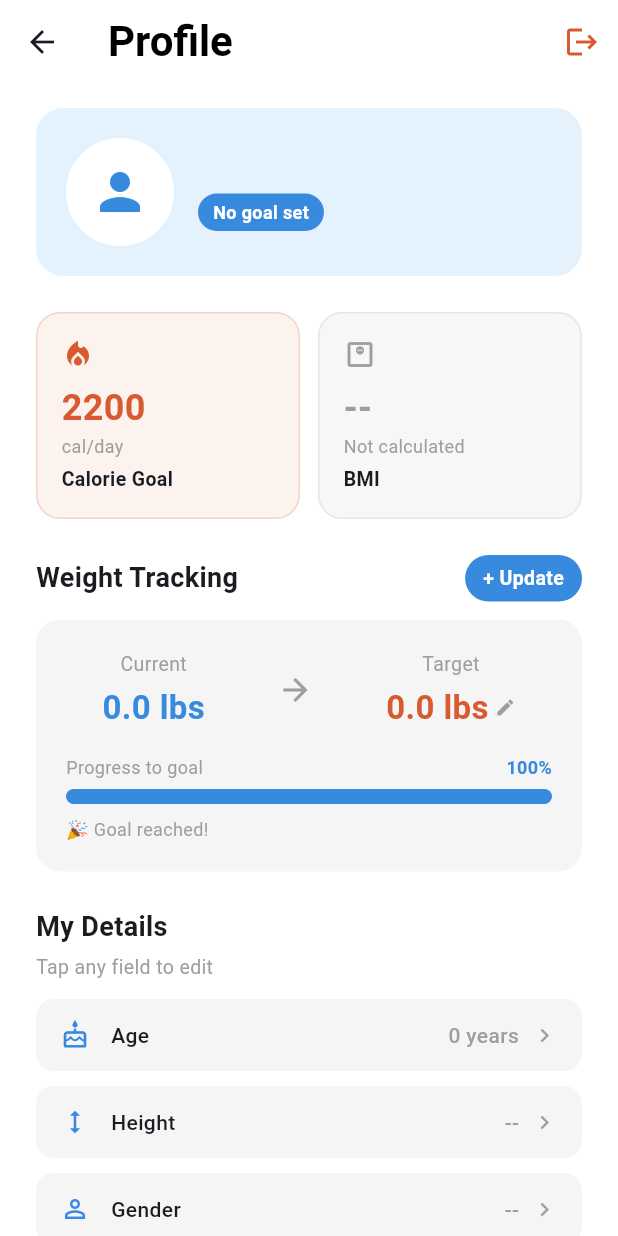
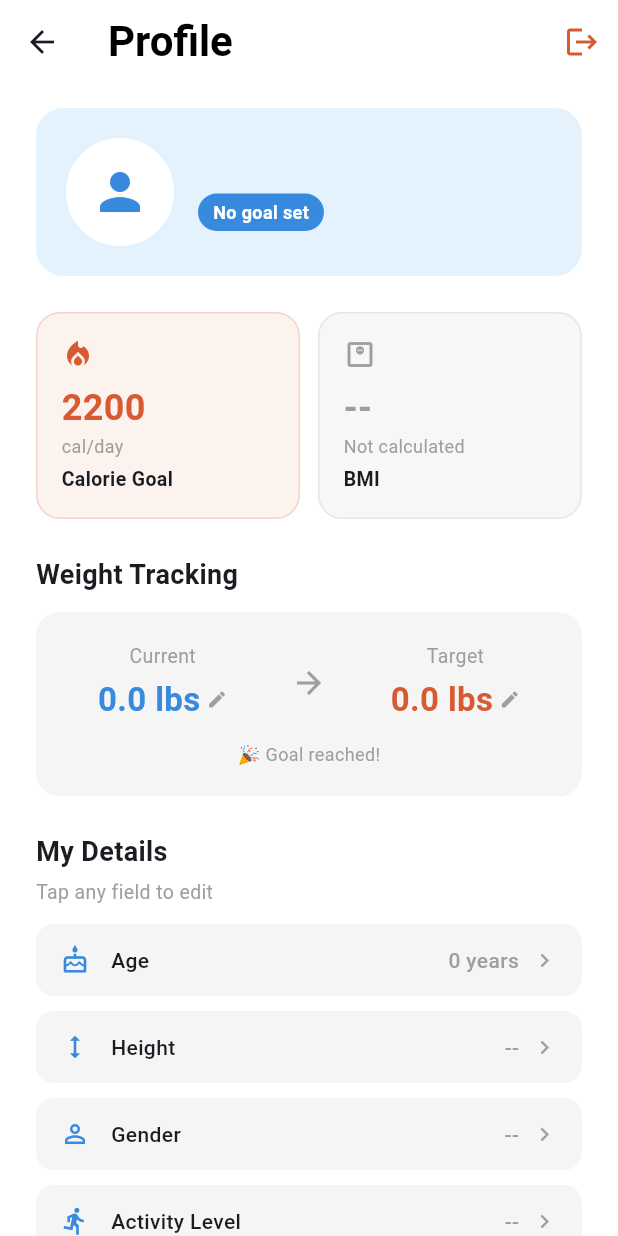
Before and after one commit to cChe1z/CMPE_137_Fitness_Health_Tracking_App, a Flutter app: the ProfileScreen screen opened directly, on a phone screen of 412 x 824 dp. Run offline on Flutter 3.47's test engine with Material 3 defaults, Android fonts, the phone set to English and light mode, and no system bars; our stand-ins replace cloud_firestore, firebase_auth, firebase_core; accounts and stored records are empty.

Commit message:
Simplify weight tracking UI and interactions
Refactored weight tracking section for better user interaction and layout.

```diff
--- a/lib/profile_screen.dart
+++ b/lib/profile_screen.dart
@@ -909,43 +909,10 @@ class _ProfileScreenState extends State<ProfileScreen> {
                                       const SizedBox(height: 24),
 
                                       // weight tracking header
-                                      Row(
-                                        mainAxisAlignment:
-                                        MainAxisAlignment
-                                            .spaceBetween,
-                                        children: [
                                       const Text('Weight Tracking',
                                           style: TextStyle(
                                               fontSize: 18,
-                                                  fontWeight:
-                                                  FontWeight.bold)),
-                                          GestureDetector(
-                                            onTap:
-                                            _showUpdateWeightDialog,
-                                            child: Container(
-                                              padding: const EdgeInsets
-                                                  .symmetric(
-                                                  horizontal: 12,
-                                                  vertical: 6),
-                                              decoration: BoxDecoration(
-                                                color: const Color(
-                                                    0xFF378ADD),
-                                                borderRadius:
-                                                BorderRadius.circular(
-                                                    20),
-                                              ),
-                                              child: const Text(
-                                                  '+ Update',
-                                                  style: TextStyle(
-                                                      color: Colors.white,
-                                                      fontSize: 13,
-                                                      fontWeight:
-                                                      FontWeight
-                                                          .w600)),
-                                            ),
-                                          ),
-                                        ],
-                                      ),
+                                              fontWeight: FontWeight.bold)),
 
                                       const SizedBox(height: 12),
 
@@ -967,132 +934,76 @@ class _ProfileScreenState extends State<ProfileScreen> {
                                               MainAxisAlignment
                                                   .spaceAround,
                                               children: [
-                                                Column(
+                                                // current weight — tap pencil to edit
+                                                GestureDetector(
+                                                  onTap: _showUpdateWeightDialog,
+                                                  child: Column(
                                                     children: [
                                                       const Text('Current',
                                                           style: TextStyle(
-                                                            color: Colors
-                                                                .grey,
-                                                            fontSize:
-                                                            13)),
-                                                    const SizedBox(
-                                                        height: 4),
+                                                              color: Colors.grey,
+                                                              fontSize: 13)),
+                                                      const SizedBox(height: 4),
+                                                      Row(
+                                                        children: [
                                                           Text(
                                                             '${currentWeight.toStringAsFixed(1)} lbs',
                                                             style: const TextStyle(
                                                                 fontSize: 22,
-                                                          fontWeight:
-                                                          FontWeight
-                                                              .bold,
-                                                          color: Color(
-                                                              0xFF378ADD)),
-                                                    ),
-                                                  ],
-                                                ),
-                                                const Icon(
-                                                    Icons.arrow_forward,
+                                                                fontWeight: FontWeight.bold,
+                                                                color: Color(0xFF378ADD)),
+                                                          ),
+                                                          const SizedBox(width: 4),
+                                                          const Icon(Icons.edit,
+                                                              size: 14,
                                                               color: Colors.grey),
+                                                        ],
+                                                      ),
+                                                    ],
+                                                  ),
+                                                ),
+                                                const Icon(Icons.arrow_forward,
+                                                    color: Colors.grey),
+                                                // target weight — tap pencil to edit
                                                 GestureDetector(
-                                                  onTap:
-                                                  _showUpdateTargetWeightDialog,
+                                                  onTap: _showUpdateTargetWeightDialog,
                                                   child: Column(
                                                     children: [
-                                                      const Text(
-                                                          'Target',
+                                                      const Text('Target',
                                                           style: TextStyle(
-                                                              color: Colors
-                                                                  .grey,
-                                                              fontSize:
-                                                              13)),
-                                                      const SizedBox(
-                                                          height: 4),
+                                                              color: Colors.grey,
+                                                              fontSize: 13)),
+                                                      const SizedBox(height: 4),
                                                       Row(
                                                         children: [
                                                           Text(
                                                             '${AppData.targetWeight.value.toStringAsFixed(1)} lbs',
                                                             style: const TextStyle(
-                                                                fontSize:
-                                                                22,
-                                                                fontWeight:
-                                                                FontWeight
-                                                                    .bold,
-                                                                color: Color(
-                                                                    0xFFD85A30)),
-                                                          ),
-                                                          const SizedBox(
-                                                              width: 4),
-                                                          const Icon(
-                                                              Icons.edit,
+                                                                fontSize: 22,
+                                                                fontWeight: FontWeight.bold,
+                                                                color: Color(0xFFD85A30)),
+                                                          ),
+                                                          const SizedBox(width: 4),
+                                                          const Icon(Icons.edit,
                                                               size: 14,
-                                                              color: Colors
-                                                                  .grey),
-                                                        ],
-                                                      ),
-                                                    ],
-                                                  ),
-                                                ),
-                                              ],
-                                            ),
-                                            const SizedBox(height: 16),
-                                            Column(
-                                              crossAxisAlignment:
-                                              CrossAxisAlignment
-                                                  .start,
-                                              children: [
-                                                Row(
-                                                  mainAxisAlignment:
-                                                  MainAxisAlignment
-                                                      .spaceBetween,
-                                                  children: [
-                                                    const Text(
-                                                        'Progress to goal',
-                                                        style: TextStyle(
-                                                            color: Colors
-                                                                .grey,
-                                                            fontSize:
-                                                            12)),
+                                                              color: Colors.grey),
+                                                        ],
+                                                      ),
+                                                    ],
+                                                  ),
+                                                ),
+                                              ],
+                                            ),
+                                            const SizedBox(height: 12),
+                                            // difference label
                                             Text(
-                                                      '${(_weightProgress(currentWeight, AppData.targetWeight.value, currentWeight) * 100).toStringAsFixed(0)}%',
-                                                      style: const TextStyle(
-                                                          color: Color(
-                                                              0xFF378ADD),
-                                                          fontSize: 12,
-                                                          fontWeight:
-                                                          FontWeight
-                                                              .bold),
-                                                    ),
-                                                  ],
-                                                ),
-                                                const SizedBox(height: 6),
-                                                LinearProgressIndicator(
-                                                  value: _weightProgress(
-                                                    currentWeight,
-                                                    AppData.targetWeight
-                                                        .value,
-                                                    currentWeight,
-                                                  ),
-                                                  minHeight: 10,
-                                                  borderRadius:
-                                                  BorderRadius
-                                                      .circular(10),
-                                                  backgroundColor:
-                                                  Colors.white,
-                                                  color: const Color(
-                                                      0xFF378ADD),
-                                                ),
-                                                const SizedBox(height: 8),
-                                                Text(
-                                                  currentWeight <=
-                                                      AppData
-                                                          .targetWeight
-                                                          .value
+                                              currentWeight <= AppData.targetWeight.value
                                                   ? '🎉 Goal reached!'
                                                   : '${(currentWeight - AppData.targetWeight.value).toStringAsFixed(1)} lbs to go',
                                               style: const TextStyle(
                                                 color: Colors.grey,
-                                                      fontSize: 12),
-                                                ),
-                                              ],
+                                                fontSize: 12,
+                                              ),
                                             ),
                                           ],
                                         ),
```
Lines whose indentation alone changed are shown as unchanged.
